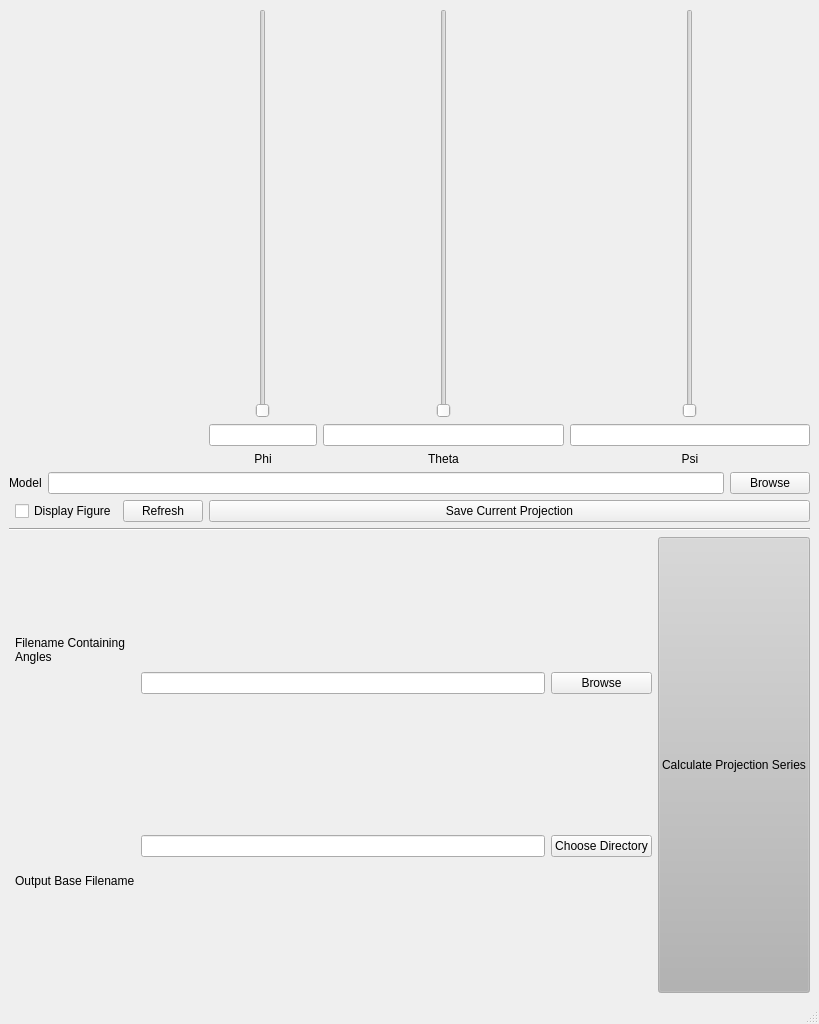
Old version of the form GENFIRE/gui/ProjectionCalculator_MainWindow.ui in the repository genfire-em/GENFIRE-Python.
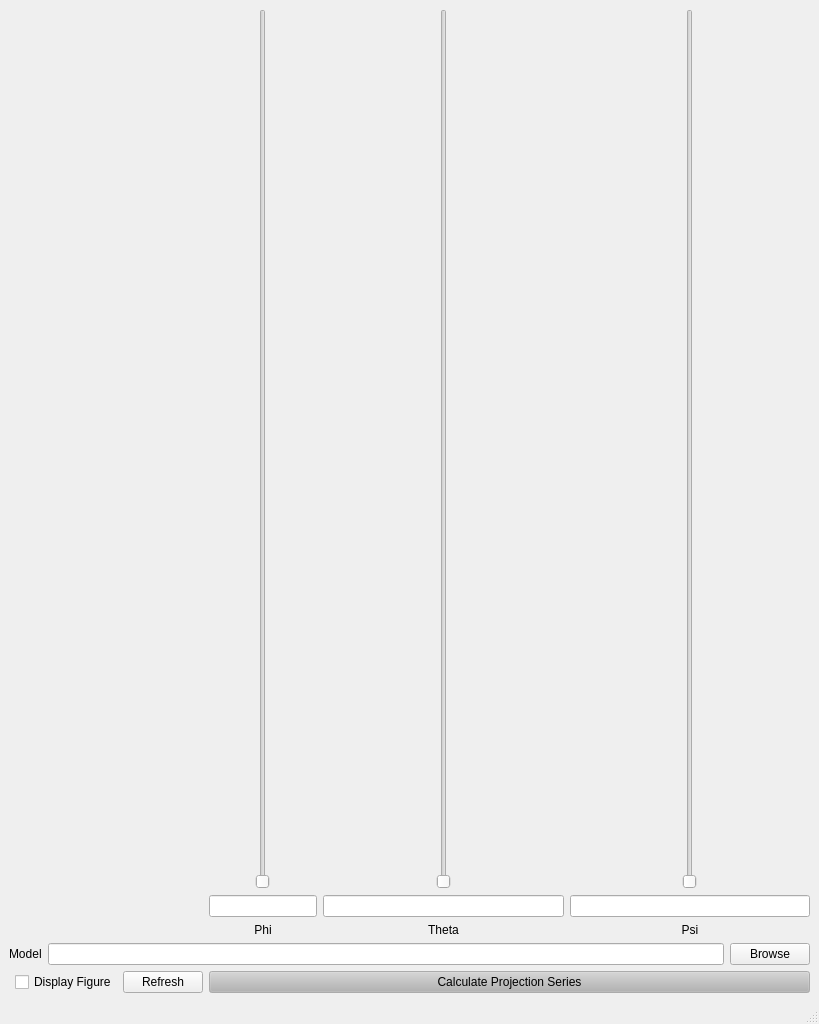
New version of the form.

Commit message: added popup window for calculating projections. Adjusted projection calculator GUI look. Changed saving volumes to a more generic wrapper about the general saving functions

```diff
--- a/GENFIRE/gui/ProjectionCalculator_MainWindow.ui
+++ b/GENFIRE/gui/ProjectionCalculator_MainWindow.ui
@@ -17,20 +17,81 @@
    <layout class="QGridLayout" name="gridLayout_3">
     <item row="0" column="0">
      <layout class="QGridLayout" name="gridLayout_2">
-      <item row="2" column="5">
-       <widget class="QPushButton" name="btn_saveProjection">
+      <item row="2" column="4">
+       <widget class="QPushButton" name="btn_go">
         <property name="sizePolicy">
          <sizepolicy hsizetype="Preferred" vsizetype="Fixed">
           <horstretch>0</horstretch>
           <verstretch>0</verstretch>
          </sizepolicy>
         </property>
+        <property name="palette">
+         <palette>
+          <active>
+           <colorrole role="Button">
+            <brush brushstyle="SolidPattern">
+             <color alpha="255">
+              <red>179</red>
+              <green>179</green>
+              <blue>179</blue>
+             </color>
+            </brush>
+           </colorrole>
+          </active>
+          <inactive>
+           <colorrole role="Button">
+            <brush brushstyle="SolidPattern">
+             <color alpha="255">
+              <red>179</red>
+              <green>179</green>
+              <blue>179</blue>
+             </color>
+            </brush>
+           </colorrole>
+          </inactive>
+          <disabled>
+           <colorrole role="Button">
+            <brush brushstyle="SolidPattern">
+             <color alpha="255">
+              <red>179</red>
+              <green>179</green>
+              <blue>179</blue>
+             </color>
+            </brush>
+           </colorrole>
+          </disabled>
+         </palette>
+        </property>
         <property name="text">
-         <string>Save Current Projection</string>
+         <string>Calculate Projection Series</string>
         </property>
        </widget>
       </item>
-      <item row="0" column="5">
+      <item row="1" column="0" colspan="5">
+       <layout class="QHBoxLayout" name="horizontalLayout">
+        <item>
+         <widget class="QLabel" name="label_2">
+          <property name="text">
+           <string>Model</string>
+          </property>
+         </widget>
+        </item>
+        <item>
+         <widget class="QLineEdit" name="lineEdit_modelFile"/>
+        </item>
+        <item>
+         <widget class="QPushButton" name="btn_selectModel">
+          <property name="text">
+           <string>Browse</string>
+          </property>
+         </widget>
+        </item>
+       </layout>
+      </item>
+      <item row="2" column="0">
+       <layout class="QHBoxLayout" name="horizontalLayout_4"/>
+      </item>
+      <item row="0" column="4">
        <layout class="QGridLayout" name="gridLayout">
         <item row="0" column="1">
          <layout class="QHBoxLayout" name="horizontalLayout_6">
@@ -149,7 +210,7 @@
         </item>
        </layout>
       </item>
-      <item row="0" column="1" colspan="4">
+      <item row="0" column="1" colspan="3">
        <layout class="QVBoxLayout" name="verticalLayout_figure">
         <item>
          <layout class="QHBoxLayout" name="horizontalLayout_9"/>
@@ -163,7 +224,7 @@
         </property>
        </widget>
       </item>
-      <item row="2" column="2" colspan="3">
+      <item row="2" column="2" colspan="2">
        <widget class="QPushButton" name="btn_refresh">
         <property name="sizePolicy">
          <sizepolicy hsizetype="Preferred" vsizetype="Fixed">
@@ -176,147 +237,6 @@
         </property>
        </widget>
       </item>
-      <item row="5" column="0" colspan="6">
-       <widget class="Line" name="line">
-        <property name="orientation">
-         <enum>Qt::Horizontal</enum>
-        </property>
-       </widget>
-      </item>
-      <item row="6" column="1" colspan="5">
-       <layout class="QHBoxLayout" name="horizontalLayout_3">
-        <item>
-         <layout class="QHBoxLayout" name="horizontalLayout_2">
-          <item>
-           <layout class="QVBoxLayout" name="verticalLayout_3">
-            <item>
-             <widget class="QLabel" name="label_3">
-              <property name="text">
-               <string>Filename Containing Angles</string>
-              </property>
-              <property name="wordWrap">
-               <bool>true</bool>
-              </property>
-             </widget>
-            </item>
-            <item>
-             <widget class="QLabel" name="label">
-              <property name="text">
-               <string>Output Base Filename</string>
-              </property>
-              <property name="wordWrap">
-               <bool>true</bool>
-              </property>
-             </widget>
-            </item>
-           </layout>
-          </item>
-          <item>
-           <layout class="QVBoxLayout" name="verticalLayout">
-            <item>
-             <widget class="QLineEdit" name="lineEdit_angleFile"/>
-            </item>
-            <item>
-             <widget class="QLineEdit" name="lineEdit_outputFilename"/>
-            </item>
-           </layout>
-          </item>
-          <item>
-           <layout class="QVBoxLayout" name="verticalLayout_2">
-            <item>
-             <widget class="QPushButton" name="btn_selectAngleFile">
-              <property name="text">
-               <string>Browse</string>
-              </property>
-             </widget>
-            </item>
-            <item>
-             <widget class="QPushButton" name="btn_outputDirectory">
-              <property name="text">
-               <string>Choose Directory</string>
-              </property>
-             </widget>
-            </item>
-           </layout>
-          </item>
-         </layout>
-        </item>
-        <item>
-         <widget class="QPushButton" name="btn_go">
-          <property name="sizePolicy">
-           <sizepolicy hsizetype="Minimum" vsizetype="Expanding">
-            <horstretch>0</horstretch>
-            <verstretch>0</verstretch>
-           </sizepolicy>
-          </property>
-          <property name="palette">
-           <palette>
-            <active>
-             <colorrole role="Button">
-              <brush brushstyle="SolidPattern">
-               <color alpha="255">
-                <red>179</red>
-                <green>179</green>
-                <blue>179</blue>
-               </color>
-              </brush>
-             </colorrole>
-            </active>
-            <inactive>
-             <colorrole role="Button">
-              <brush brushstyle="SolidPattern">
-               <color alpha="255">
-                <red>179</red>
-                <green>179</green>
-                <blue>179</blue>
-               </color>
-              </brush>
-             </colorrole>
-            </inactive>
-            <disabled>
-             <colorrole role="Button">
-              <brush brushstyle="SolidPattern">
-               <color alpha="255">
-                <red>179</red>
-                <green>179</green>
-                <blue>179</blue>
-               </color>
-              </brush>
-             </colorrole>
-            </disabled>
-           </palette>
-          </property>
-          <property name="text">
-           <string>Calculate Projection Series</string>
-          </property>
-         </widget>
-        </item>
-       </layout>
-      </item>
-      <item row="1" column="0" colspan="6">
-       <layout class="QHBoxLayout" name="horizontalLayout">
-        <item>
-         <widget class="QLabel" name="label_2">
-          <property name="text">
-           <string>Model</string>
-          </property>
-         </widget>
-        </item>
-        <item>
-         <widget class="QLineEdit" name="lineEdit_modelFile"/>
-        </item>
-        <item>
-         <widget class="QPushButton" name="btn_selectModel">
-          <property name="text">
-           <string>Browse</string>
-          </property>
-         </widget>
-        </item>
-       </layout>
-      </item>
-      <item row="2" column="0">
-       <layout class="QHBoxLayout" name="horizontalLayout_4"/>
-      </item>
      </layout>
     </item>
    </layout>
```
Left out of the diff: 5 changed lines with no effect on the pictures. The commit also changes 8 other files.
